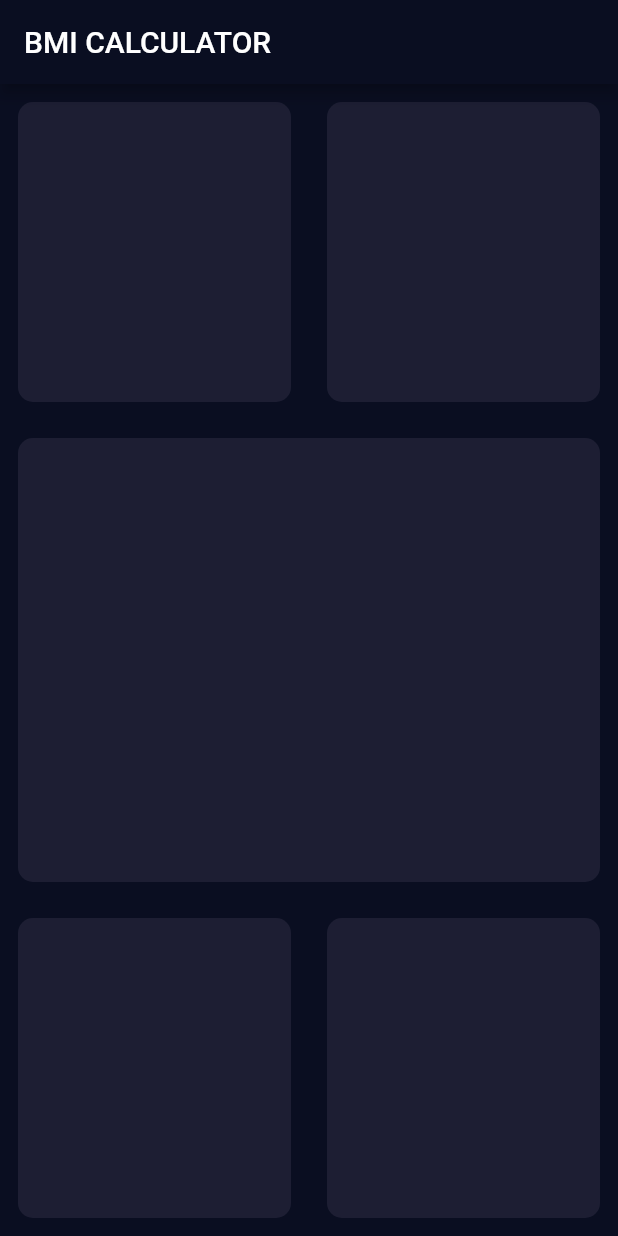
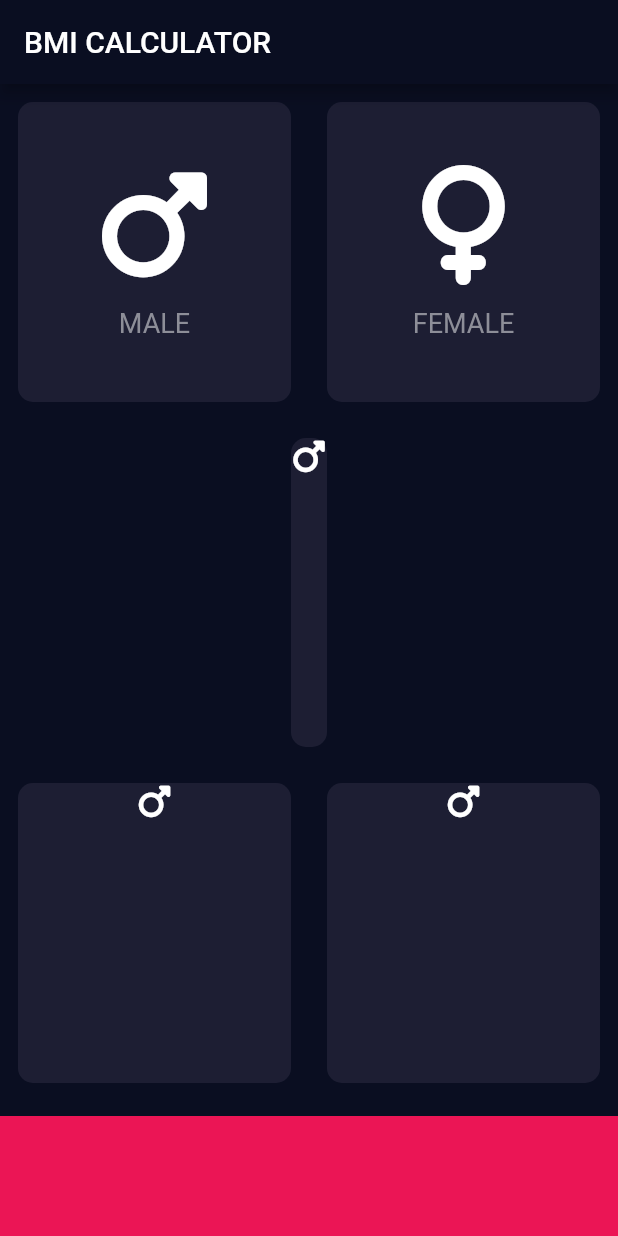
Before and after one commit to MatheusEli/bmi_calculator_flutter, a Flutter app: the screen it shows after launch, on a phone screen of 412 x 824 dp. Run offline on Flutter 3.47's test engine with Material 2 defaults, Android fonts, the phone set to English and light mode, and no system bars; our stand-ins replace font_awesome_flutter.

Commit message:
ReusableCard and IconContent extraction

```diff
--- /dev/null
+++ b/lib/icon-content.dart
@@ -0,0 +1,31 @@
+import 'package:flutter/cupertino.dart';
+
+const textStyle = TextStyle(
+  fontSize: 18.0,
+  color: Color(0xFF8D8E98),
+);
+
+class iconContent extends StatelessWidget {
+  iconContent({required this.icon, required this.text});
+
+  final IconData icon;
+  final String text;
+
+  @override
+  Widget build(BuildContext context) {
+    return Column(
+      mainAxisAlignment: MainAxisAlignment.center,
+      crossAxisAlignment: CrossAxisAlignment.center,
+      children: [
+        Icon(
+          icon,
+          size: 80.0,
+        ),
+        const SizedBox(
+          height: 15.0,
+        ),
+        Text(text, style: textStyle),
+      ],
+    );
+  }
+}
--- a/lib/input_page.dart
+++ b/lib/input_page.dart
@@ -1,4 +1,12 @@
+import 'package:bmi_calculator_flutter/reusable-card.dart';
 import 'package:flutter/material.dart';
+import 'package:font_awesome_flutter/font_awesome_flutter.dart';
+
+import 'icon-content.dart';
+
+const bottomContainerHeight = 80.0;
+const reusableCardColor = 0xFF1D1E33;
+const bottomContainerColor = 0xFFEB1555;
 
 class InputPage extends StatefulWidget {
   const InputPage({super.key});
@@ -21,11 +29,11 @@ class _InputPageState extends State<InputPage> {
               Expanded(
                 child: Padding(
                   padding: const EdgeInsets.all(12.0),
-                  child: Container(
-                    height: 200.0,
-                    decoration: BoxDecoration(
-                      color: const Color(0xFF1D1E33),
-                      borderRadius: BorderRadius.circular(10.0),
+                  child: ReusableCard(
+                    color: const Color(reusableCardColor),
+                    cardChild: iconContent(
+                      icon: FontAwesomeIcons.mars,
+                      text: 'MALE',
                     ),
                   ),
                 ),
@@ -33,11 +41,11 @@ class _InputPageState extends State<InputPage> {
               Expanded(
                 child: Padding(
                   padding: const EdgeInsets.all(12.0),
-                  child: Container(
-                    height: 200.0,
-                    decoration: BoxDecoration(
-                      color: const Color(0xFF1D1E33),
-                      borderRadius: BorderRadius.circular(10.0),
+                  child: ReusableCard(
+                    color: const Color(reusableCardColor),
+                    cardChild: iconContent(
+                      icon: FontAwesomeIcons.venus,
+                      text: 'FEMALE',
                     ),
                   ),
                 ),
@@ -46,44 +54,45 @@ class _InputPageState extends State<InputPage> {
           ),
           Expanded(
             child: Padding(
-              padding: const EdgeInsets.all(12.0),
-              child: Container(
-                height: 200,
-                decoration: BoxDecoration(
-                  color: const Color(0xFF1D1E33),
-                  borderRadius: BorderRadius.circular(10.0),
-                ),
-              ),
-            ),
+                padding: const EdgeInsets.all(12.0),
+                child: ReusableCard(
+                  color: const Color(reusableCardColor),
+                  cardChild: Column(
+                    children: const [Icon(FontAwesomeIcons.mars)],
+                  ),
+                )),
           ),
           Row(
             children: [
               Expanded(
                 child: Padding(
                   padding: const EdgeInsets.all(12.0),
-                  child: Container(
-                    height: 200.0,
-                    decoration: BoxDecoration(
-                      color: const Color(0xFF1D1E33),
-                      borderRadius: BorderRadius.circular(10.0),
+                  child: ReusableCard(
+                    color: const Color(reusableCardColor),
+                    cardChild: Column(
+                      children: const [Icon(FontAwesomeIcons.mars)],
                     ),
                   ),
                 ),
               ),
               Expanded(
                 child: Padding(
-                  padding: const EdgeInsets.all(12.0),
-                  child: Container(
-                    height: 200.0,
-                    decoration: BoxDecoration(
-                      color: const Color(0xFF1D1E33),
-                      borderRadius: BorderRadius.circular(10.0),
-                    ),
-                  ),
-                ),
+                    padding: const EdgeInsets.all(12.0),
+                    child: ReusableCard(
+                      color: const Color(reusableCardColor),
+                      cardChild: Column(
+                        children: const [Icon(FontAwesomeIcons.mars)],
+                      ),
+                    )),
               ),
             ],
           ),
+          Container(
+            color: const Color(bottomContainerColor),
+            margin: const EdgeInsets.only(top: 10.0),
+            width: double.infinity,
+            height: bottomContainerHeight,
+          )
         ],
       ),
     );
--- /dev/null
+++ b/lib/reusable-card.dart
@@ -0,0 +1,20 @@
+import 'package:flutter/cupertino.dart';
+
+class ReusableCard extends StatelessWidget {
+  ReusableCard({required this.color, required this.cardChild});
+
+  final Color color;
+  final Widget cardChild;
+
+  @override
+  Widget build(BuildContext context) {
+    return Container(
+      height: 200.0,
+      decoration: BoxDecoration(
+        color: color,
+        borderRadius: BorderRadius.circular(10.0),
+      ),
+      child: cardChild,
+    );
+  }
+}
```
Also changed, not shown: pubspec.yaml (+1 -66 lines), pubspec.lock.
